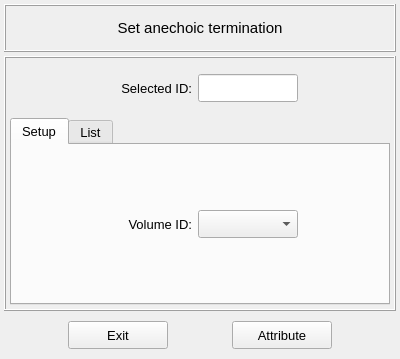
Before: the Qt Designer form vibra/interface/data/ui_files/model/setup/acoustic/anechoic_termination_inputs.ui in MOPT-UFSC/VIBRA, drawn with Qt 5.
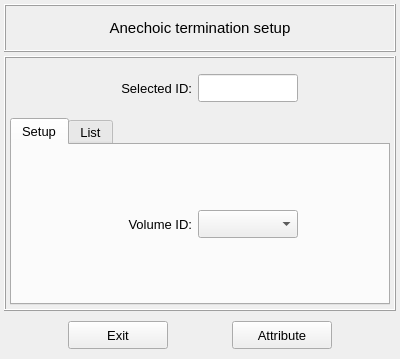
After: the same form once the commit is applied.

Diff of the .ui file:
```diff
--- a/vibra/interface/data/ui_files/model/setup/acoustic/anechoic_termination_inputs.ui
+++ b/vibra/interface/data/ui_files/model/setup/acoustic/anechoic_termination_inputs.ui
@@ -114,7 +114,7 @@
          </font>
         </property>
         <property name="text">
-         <string>Set anechoic termination</string>
+         <string>Anechoic termination setup</string>
         </property>
         <property name="textFormat">
          <enum>Qt::AutoText</enum>
```
Left out of the diff: 4 changed lines with no effect on the pictures.
